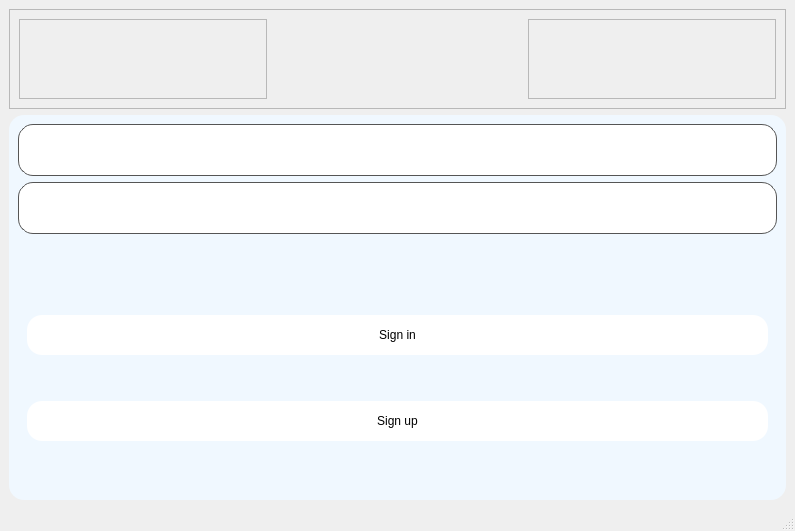
First picture: the form in KOMUNIKATOR-QSQLITE/mainwindow.ui, repository Erdevis/KOMUNIKATOR, before the edit.
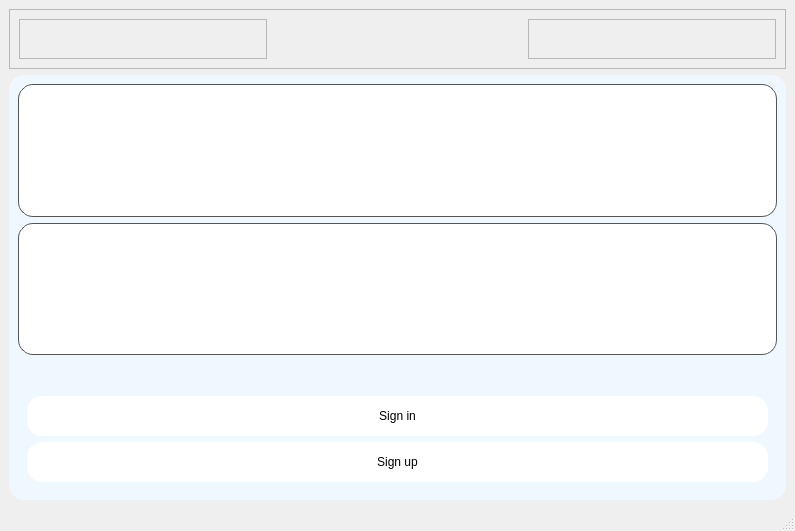
Second picture: the form after the edit.

What changed in the file:
```diff
--- a/KOMUNIKATOR-QSQLITE/mainwindow.ui
+++ b/KOMUNIKATOR-QSQLITE/mainwindow.ui
@@ -38,6 +38,12 @@
       <layout class="QVBoxLayout" name="verticalLayout_2">
        <item>
         <widget class="QLineEdit" name="txtLogin">
+         <property name="sizePolicy">
+          <sizepolicy hsizetype="Expanding" vsizetype="Expanding">
+           <horstretch>0</horstretch>
+           <verstretch>0</verstretch>
+          </sizepolicy>
+         </property>
          <property name="minimumSize">
           <size>
            <width>0</width>
@@ -66,6 +72,12 @@
        </item>
        <item>
         <widget class="QLineEdit" name="txtHaslo">
+         <property name="sizePolicy">
+          <sizepolicy hsizetype="Expanding" vsizetype="Expanding">
+           <horstretch>0</horstretch>
+           <verstretch>0</verstretch>
+          </sizepolicy>
+         </property>
          <property name="minimumSize">
           <size>
            <width>0</width>
```
